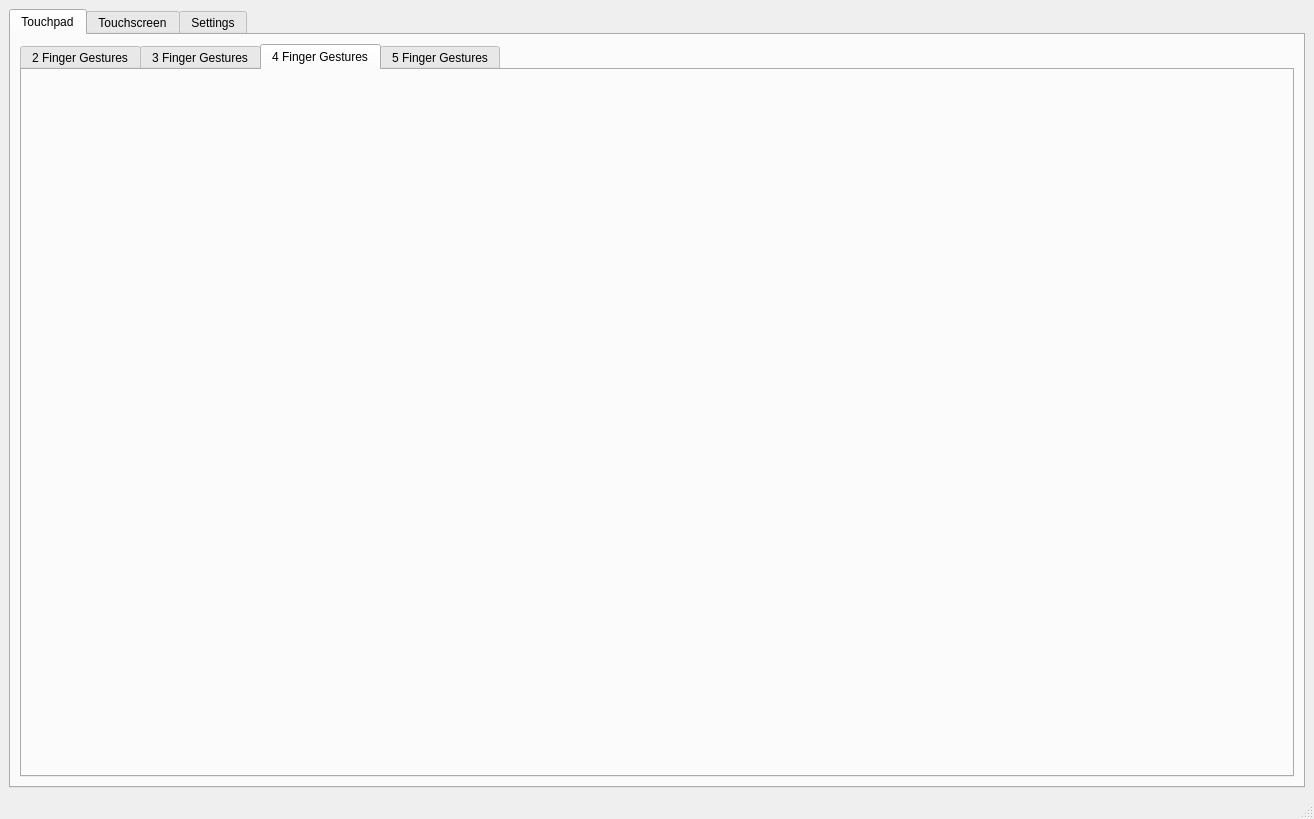
Above: gesturesgui.ui from flisoch/gestures-gui before the change. Below: the same form after it.
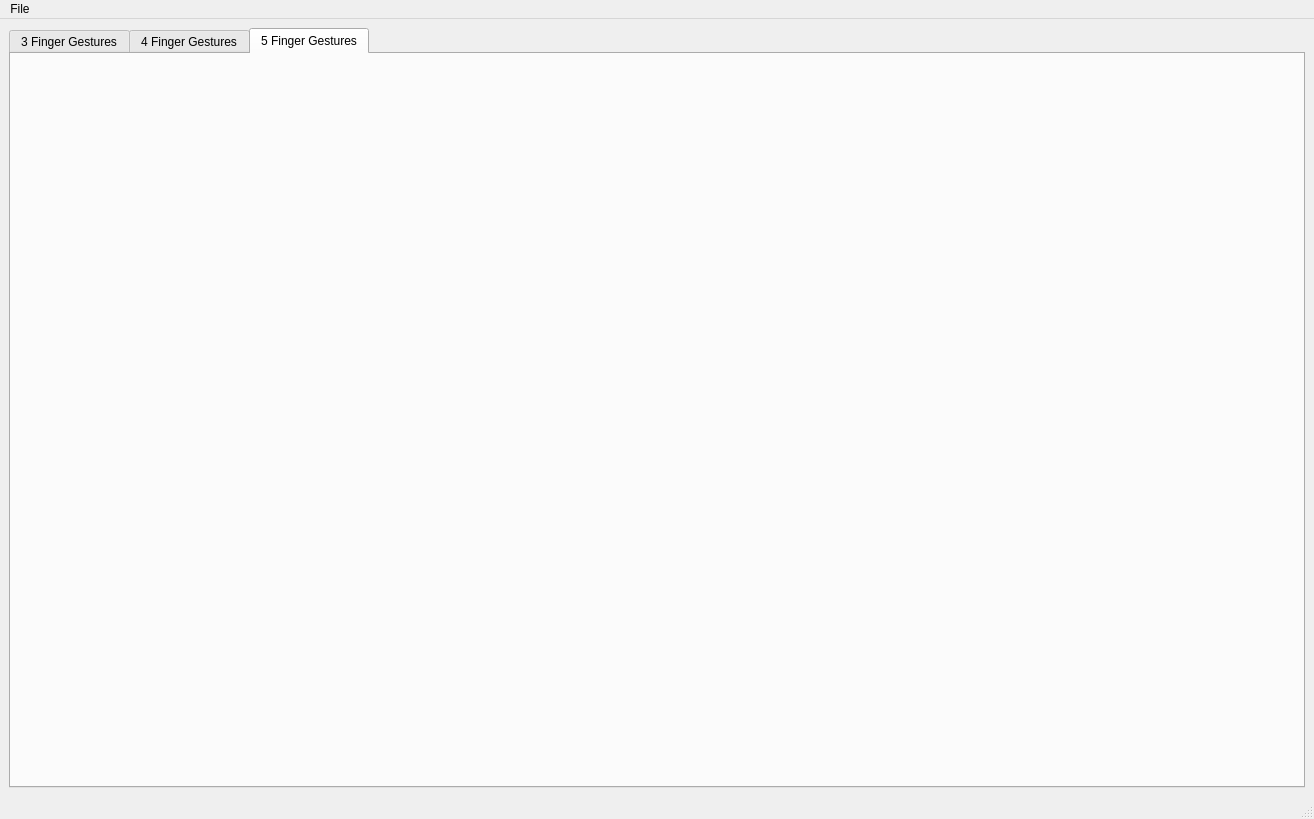
That is the form after the change. The open tabs and pages were chosen to show the change.

Diff of the .ui file:
```diff
--- a/gesturesgui.ui
+++ b/gesturesgui.ui
@@ -16,88 +16,52 @@
   <widget class="QWidget" name="centralwidget">
    <layout class="QVBoxLayout" name="verticalLayout">
     <item>
-     <widget class="QTabWidget" name="tabWidget">
-      <property name="tabPosition">
-       <enum>QTabWidget::North</enum>
-      </property>
-      <property name="tabShape">
-       <enum>QTabWidget::Rounded</enum>
-      </property>
+     <widget class="QTabWidget" name="tabs">
       <property name="currentIndex">
-       <number>0</number>
+       <number>2</number>
       </property>
-      <widget class="QWidget" name="touchpad">
+      <widget class="QWidget" name="tab_1">
        <attribute name="title">
-        <string>Touchpad</string>
+        <string>3 Finger Gestures</string>
        </attribute>
-       <layout class="QHBoxLayout" name="horizontalLayout">
-        <item>
-         <widget class="QTabWidget" name="tabs">
-          <property name="currentIndex">
-           <number>0</number>
-          </property>
-          <widget class="QWidget" name="tab">
-           <attribute name="title">
-            <string>2 Finger Gestures</string>
-           </attribute>
-          </widget>
-          <widget class="QWidget" name="tab_2">
-           <attribute name="title">
-            <string>3 Finger Gestures</string>
-           </attribute>
-          </widget>
-          <widget class="QWidget" name="tab_3">
-           <attribute name="title">
-            <string>4 Finger Gestures</string>
-           </attribute>
-          </widget>
-          <widget class="QWidget" name="tab_4">
-           <attribute name="title">
-            <string>5 Finger Gestures</string>
-           </attribute>
-          </widget>
-         </widget>
-        </item>
-       </layout>
       </widget>
-      <widget class="QWidget" name="touchscreen">
+      <widget class="QWidget" name="tab_2">
        <attribute name="title">
-        <string>Touchscreen</string>
+        <string>4 Finger Gestures</string>
        </attribute>
       </widget>
-      <widget class="QWidget" name="settings">
+      <widget class="QWidget" name="tab_3">
        <attribute name="title">
-        <string>Settings</string>
+        <string>5 Finger Gestures</string>
        </attribute>
-       <widget class="QPushButton" name="pushButton">
-        <property name="geometry">
-         <rect>
-          <x>410</x>
-          <y>180</y>
-          <width>89</width>
-          <height>25</height>
-         </rect>
-        </property>
-        <property name="text">
-         <string>Config file</string>
-        </property>
-       </widget>
       </widget>
      </widget>
     </item>
    </layout>
   </widget>
+  <widget class="QStatusBar" name="statusbar"/>
   <widget class="QMenuBar" name="menubar">
    <property name="geometry">
     <rect>
      <x>0</x>
      <y>0</y>
      <width>1314</width>
-     <height>26</height>
+     <height>22</height>
     </rect>
    </property>
+   <widget class="QMenu" name="menuSettings">
+    <property name="title">
+     <string>File</string>
+    </property>
+    <addaction name="actionSet_config_file"/>
+   </widget>
+   <addaction name="menuSettings"/>
   </widget>
-  <widget class="QStatusBar" name="statusbar"/>
+  <action name="actionSet_config_file">
+   <property name="text">
+    <string>Set config file</string>
+   </property>
+  </action>
  </widget>
  <resources/>
  <connections/>
```
